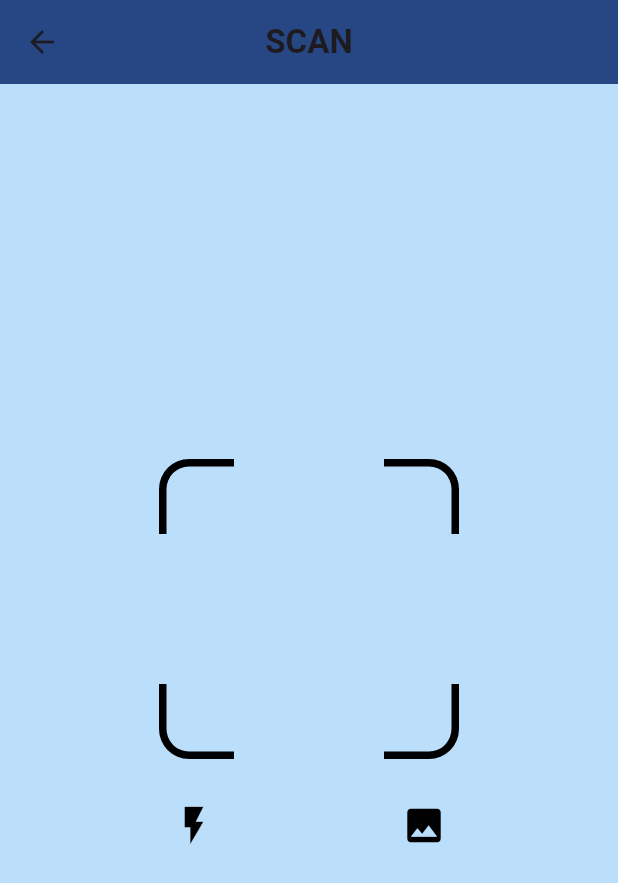
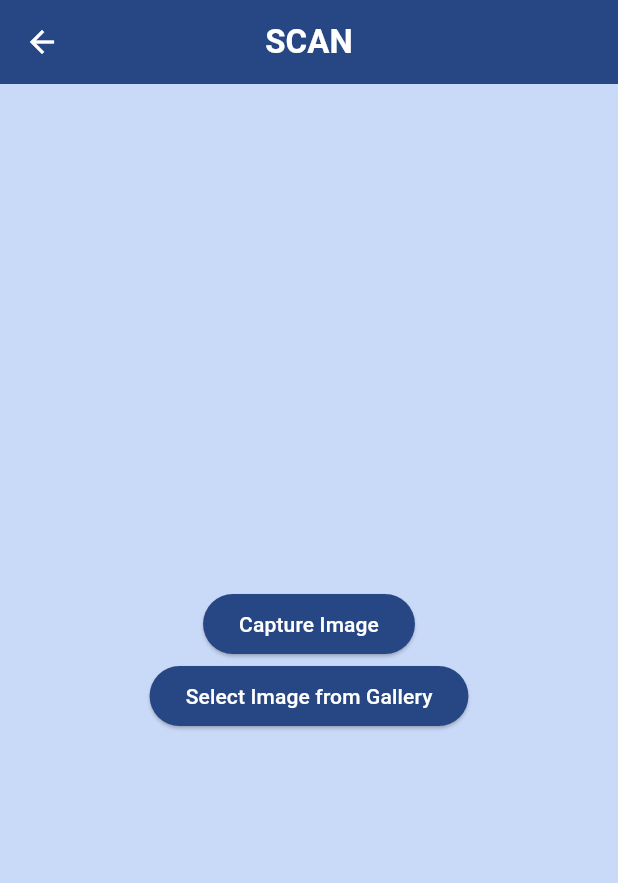
Before and after one commit to Zienararya/Dompetkos, a Flutter app: the SpendForm screen opened directly, after a tap on the "qr code scanner" icon, on a phone screen of 412 x 824 dp. Shown: the top 883 px of the screen. Run offline on Flutter 3.47's test engine with Material 3 defaults, Android fonts, the phone set to English and light mode, and no system bars; our stand-ins replace flutter_local_notifications, image_picker, pie_chart, sqflite; missing offline and left inert: flutter_tesseract_ocr; accounts and stored records are empty; project files that could hold a hidden picture were left out.

Commit message:
make feature scan and show spend per month

```diff
--- /dev/null
+++ b/assets/tessdata_config.json
@@ -0,0 +1,3 @@
+{
+  "files": ["ind.traineddata"]
+}
--- a/lib/page/scan.dart
+++ b/lib/page/scan.dart
@@ -1,11 +1,53 @@
 import 'package:dompetkos/style/theme.dart';
+import 'dart:io';
 import 'package:flutter/material.dart';
+import 'package:image_picker/image_picker.dart';
+import 'package:flutter_tesseract_ocr/flutter_tesseract_ocr.dart';
+import 'package:flutter/services.dart' show rootBundle;
 
-void main() {
-  runApp(ScanPage());
+class ScanPage extends StatefulWidget {
+  const ScanPage({super.key});
+
+  @override
+  State<ScanPage> createState() => _ScanPageState();
 }
 
-class ScanPage extends StatelessWidget {
+class _ScanPageState extends State<ScanPage> {
+  XFile? _image;
+  String _extractedText = '';
+  List<String> _textLines = [];
+
+  Future<void> _pickImage(ImageSource source) async {
+    final ImagePicker picker = ImagePicker();
+    final XFile? image = await picker.pickImage(source: source);
+
+    if (image != null) {
+      setState(() {
+        _image = image;
+      });
+      _extractText(image);
+    }
+  }
+
+  Future<void> _extractText(XFile image) async {
+    final String text = await FlutterTesseractOcr.extractText(
+      image.path,
+      language: 'ind',
+      args: {
+        'tessdata': 'assets/tessdata',
+      },
+    );
+    setState(() {
+      _extractedText = text;
+      _textLines = text.split('\n');
+      print(_extractedText);
+    });
+  }
+
+  void _selectText(String selectedText) {
+    Navigator.pop(context, selectedText);
+  }
+
   @override
   Widget build(BuildContext context) {
     return MaterialApp(
@@ -13,10 +55,13 @@ class ScanPage extends StatelessWidget {
         appBar: AppBar(
           title: Text(
             'SCAN',
-            style: TextStyle(fontWeight: FontWeight.bold),
+            style: TextStyle(fontWeight: FontWeight.bold, color: Colors.white),
           ),
           leading: IconButton(
-            icon: Icon(Icons.arrow_back),
+            icon: Icon(
+              Icons.arrow_back,
+              color: Colors.white,
+            ),
             onPressed: () {
               Navigator.pop(context); // Kembali ke halaman sebelumnya
             },
@@ -25,109 +70,50 @@ class ScanPage extends StatelessWidget {
           centerTitle: true,
         ),
         body: Container(
-          color: Colors.blue[100], // Latar belakang biru muda
+          color: MyThemes.lightPrimary,
+          child: Center(
             child: Column(
               mainAxisAlignment: MainAxisAlignment.center,
+              crossAxisAlignment: CrossAxisAlignment.center,
               children: [
-              Container(
-                width: 200,
-                height: 200,
-                child: Stack(
-                  children: [
-                    // Sudut kiri atas
-                    Positioned(
-                      top: 0,
-                      left: 0,
-                      child: Container(
-                        width: 50,
-                        height: 50,
-                        decoration: BoxDecoration(
-                          border: Border(
-                            top: BorderSide(width: 5, color: Colors.black),
-                            left: BorderSide(width: 5, color: Colors.black),
-                          ),
-                          borderRadius: BorderRadius.only(
-                            topLeft: Radius.circular(20),
+                if (_image != null) Image.file(File(_image!.path)),
+                ElevatedButton(
+                  style: ButtonStyle(
+                      backgroundColor:
+                          WidgetStateProperty.all(MyThemes.primary)),
+                  onPressed: () => _pickImage(ImageSource.camera),
+                  child: Text(
+                    'Capture Image',
+                    style: TextStyle(color: Colors.white),
                   ),
                 ),
+                ElevatedButton(
+                  style: ButtonStyle(
+                      backgroundColor:
+                          WidgetStateProperty.all(MyThemes.primary)),
+                  onPressed: () => _pickImage(ImageSource.gallery),
+                  child: Text(
+                    'Select Image from Gallery',
+                    style: TextStyle(color: Colors.white),
                   ),
                 ),
-                    // Sudut kanan atas
-                    Positioned(
-                      top: 0,
-                      right: 0,
-                      child: Container(
-                        width: 50,
-                        height: 50,
-                        decoration: BoxDecoration(
-                          border: Border(
-                            top: BorderSide(width: 5, color: Colors.black),
-                            right: BorderSide(width: 5, color: Colors.black),
+                if (_textLines.isNotEmpty)
+                  Expanded(
+                    child: ListView.builder(
+                      itemCount: _textLines.length,
+                      itemBuilder: (context, index) {
+                        return ListTile(
+                          title: Text(
+                            _textLines[index],
+                            style: TextStyle(color: Colors.white),
                           ),
-                          borderRadius: BorderRadius.only(
-                            topRight: Radius.circular(20),
-                          ),
-                        ),
-                      ),
-                    ),
-                    // Sudut kiri bawah
-                    Positioned(
-                      bottom: 0,
-                      left: 0,
-                      child: Container(
-                        width: 50,
-                        height: 50,
-                        decoration: BoxDecoration(
-                          border: Border(
-                            bottom: BorderSide(width: 5, color: Colors.black),
-                            left: BorderSide(width: 5, color: Colors.black),
-                          ),
-                          borderRadius: BorderRadius.only(
-                            bottomLeft: Radius.circular(20),
-                          ),
-                        ),
-                      ),
-                    ),
-                    // Sudut kanan bawah
-                    Positioned(
-                      bottom: 0,
-                      right: 0,
-                      child: Container(
-                        width: 50,
-                        height: 50,
-                        decoration: BoxDecoration(
-                          border: Border(
-                            bottom: BorderSide(width: 5, color: Colors.black),
-                            right: BorderSide(width: 5, color: Colors.black),
-                          ),
-                          borderRadius: BorderRadius.only(
-                            bottomRight: Radius.circular(20),
-                          ),
-                        ),
+                          onTap: () => _selectText(_textLines[index]),
+                        );
+                      },
                     ),
                   ),
               ],
             ),
-              ),
-              SizedBox(height: 20),
-              Row(
-                mainAxisAlignment: MainAxisAlignment.spaceEvenly,
-                children: [
-                  IconButton(
-                    icon: Icon(Icons.flash_on, color: Colors.black, size: 30),
-                    onPressed: () {
-                      // Tambahkan aksi untuk tombol flash
-                    },
-                  ),
-                  IconButton(
-                    icon: Icon(Icons.image, color: Colors.black, size: 30),
-                    onPressed: () {
-                      // Tambahkan aksi untuk tombol gambar
-                    },
-                  ),
-                ],
-              ),
-            ],
           ),
         ),
       ),
--- a/lib/page/spendform.dart
+++ b/lib/page/spendform.dart
@@ -1,5 +1,4 @@
 import 'package:dompetkos/helpers/db_instance.dart';
-import 'package:dompetkos/page/home.dart';
 import 'package:dompetkos/style/theme.dart';
 import 'package:dompetkos/utils/formatter.dart';
 import 'package:flutter/material.dart';
@@ -122,6 +121,19 @@ class _SpendFormState extends State<SpendForm> {
     );
   }
 
+  Future<void> _scanImage() async {
+    final result = await Navigator.push(
+      context,
+      MaterialPageRoute(builder: (context) => ScanPage()),
+    );
+
+    if (result != null) {
+      setState(() {
+        amountController.text = result;
+      });
+    }
+  }
+
   @override
   Widget build(BuildContext context) {
     return Scaffold(
@@ -129,10 +141,7 @@ class _SpendFormState extends State<SpendForm> {
       appBar: AppBar(
         leading: GestureDetector(
           onTap: () {
-            Navigator.push(
-              context,
-              MaterialPageRoute(builder: (context) => Homepage()),
-            );
+            Navigator.pop(context); // Kembali ke halaman sebelumnya
           },
           child: Icon(Icons.remove_circle_outline, color: Colors.white),
         ),
@@ -224,13 +233,7 @@ class _SpendFormState extends State<SpendForm> {
                 Positioned(
                   right: 10,
                   child: GestureDetector(
-                    onTap: () {
-                      // Navigasi ke halaman ScanPage saat ikon scan ditekan
-                      Navigator.push(
-                        context,
-                        MaterialPageRoute(builder: (context) => ScanPage()),
-                      );
-                    },
+                    onTap: _scanImage,
                     child: Container(
                       padding: EdgeInsets.all(8),
                       decoration: BoxDecoration(
```
Also changed, not shown: lib/page/detailbulan.dart (+20 -25 lines), lib/page/incomeform.dart (+3 -60 lines), lib/page/kalender.dart (+8 -10 lines), pubspec.yaml (+7 -3 lines), pubspec.lock, 6 other files. Lines whose indentation alone changed are shown as unchanged.
